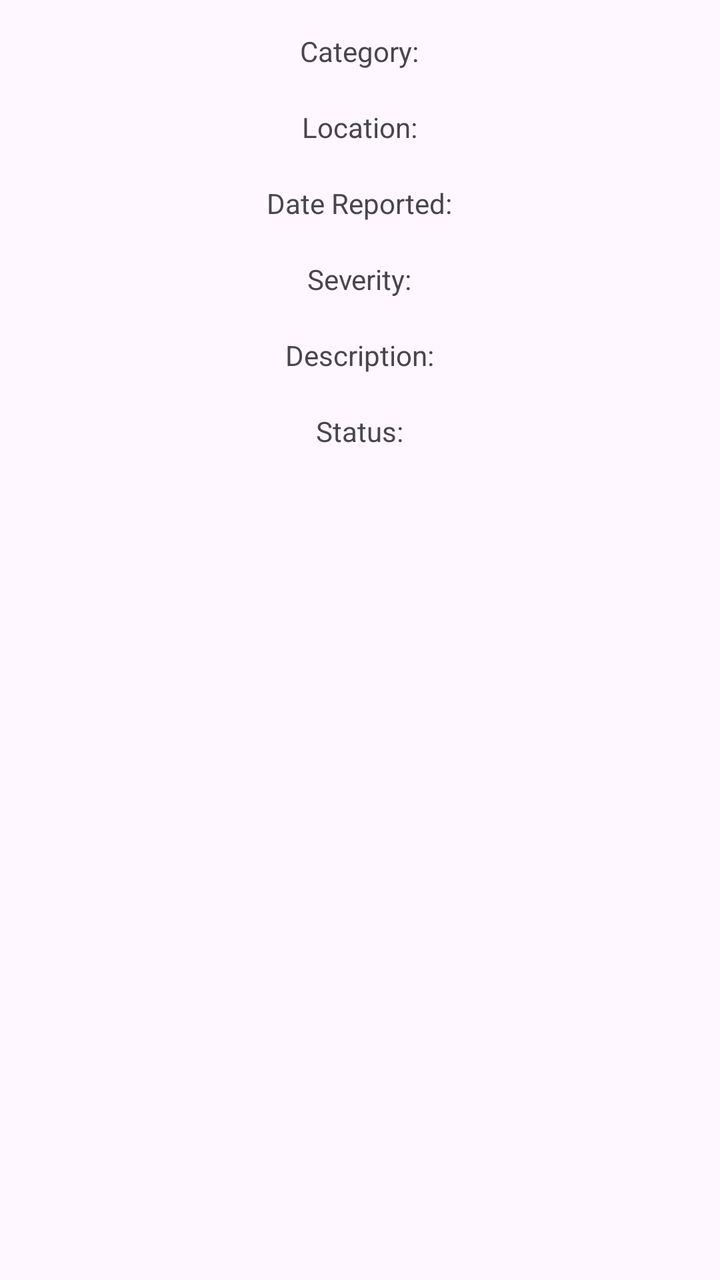
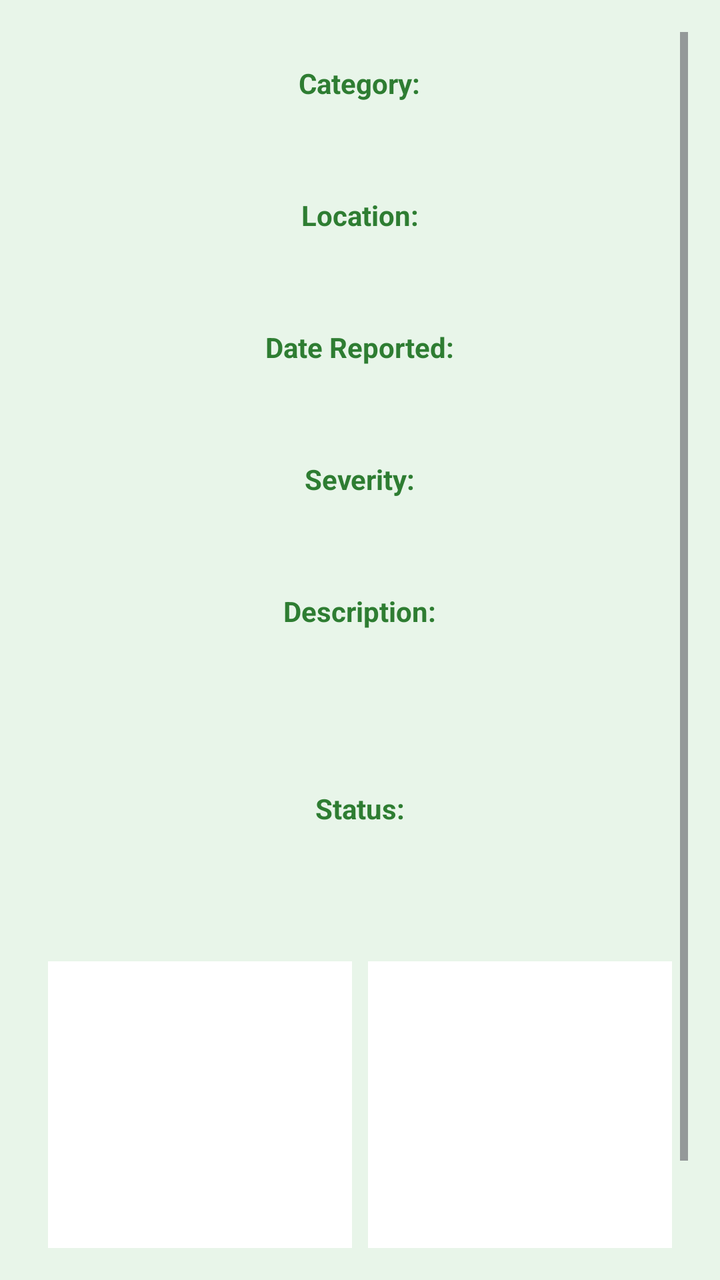

Before-and-after screenshots of an Android layout around one commit, followed by the original layout XML and the change that was made.
<!-- AndroidManifest.xml: application theme Theme.GreenAwareMobile -->
<!-- res/layout/activity_report_details.xml -->
<ScrollView xmlns:android="http://schemas.android.com/apk/res/android"
    android:layout_width="match_parent"
    android:layout_height="match_parent"
    android:padding="16dp">

    <LinearLayout
        android:orientation="vertical"
        android:layout_width="match_parent"
        android:layout_height="wrap_content"
        android:gravity="center_horizontal">

        <TextView
            android:text="Category:"
            android:layout_width="wrap_content"
            android:layout_height="wrap_content"/>
        <TextView
            android:id="@+id/tvCategory"
            android:layout_width="wrap_content"
            android:layout_height="wrap_content"/>

        <TextView
            android:text="Location:"
            android:layout_width="wrap_content"
            android:layout_height="wrap_content" />

        <TextView
            android:id="@+id/tvLocation"
            android:layout_width="match_parent"
            android:layout_height="wrap_content" />

        <TextView
            android:text="Date Reported:"
            android:layout_width="wrap_content"
            android:layout_height="wrap_content" />

        <TextView
            android:id="@+id/tvDateReported"
            android:layout_width="match_parent"
            android:layout_height="wrap_content" />

        <TextView
            android:text="Severity:"
            android:layout_width="wrap_content"
            android:layout_height="wrap_content" />

        <TextView
            android:id="@+id/tvSeverity"
            android:layout_width="match_parent"
            android:layout_height="wrap_content" />

        <TextView
            android:text="Description:"
            android:layout_width="wrap_content"
            android:layout_height="wrap_content" />
        <TextView
            android:id="@+id/tvDescription"
            android:layout_width="match_parent"
            android:layout_height="wrap_content" />

        <TextView
            android:text="Status:"
            android:layout_width="wrap_content"
            android:layout_height="wrap_content" />

        <TextView
            android:id="@+id/tvStatus"
            android:layout_width="match_parent"
            android:layout_height="wrap_content" />

        <LinearLayout
            android:layout_width="match_parent"
            android:layout_height="wrap_content"
            android:orientation="horizontal"
            android:gravity="center"
            android:layout_marginTop="16dp">

            <ImageView
                android:id="@+id/imgUserPhoto"
                android:layout_width="150dp"
                android:layout_height="150dp"
                android:layout_marginEnd="8dp"
                android:scaleType="centerCrop"/>

            <ImageView
                android:id="@+id/imgFinalPhoto"
                android:layout_width="150dp"
                android:layout_height="150dp"
                android:scaleType="centerCrop"/>
        </LinearLayout>
    </LinearLayout>
</ScrollView>
<!-- resources referenced by this layout -->
<resources>
  <style name="Theme.GreenAwareMobile" parent="Base.Theme.GreenAwareMobile" />
  <style name="Base.Theme.GreenAwareMobile" parent="Theme.Material3.DayNight.NoActionBar">
          
          
      </style>
</resources>

<!-- the commit's change to res/layout/activity_report_details.xml (unified diff, before → after) -->
@@ -1,91 +1,183 @@
 <ScrollView xmlns:android="http://schemas.android.com/apk/res/android"
     android:layout_width="match_parent"
     android:layout_height="match_parent"
+    android:background="#E8F5E9"
     android:padding="16dp">
 
     <LinearLayout
         android:orientation="vertical"
         android:layout_width="match_parent"
         android:layout_height="wrap_content"
-        android:gravity="center_horizontal">
+        android:gravity="center_horizontal"
+        android:padding="8dp">
 
+        
         <TextView
             android:text="Category:"
+            android:textColor="#2E7D32"
+            android:textStyle="bold"
+            android:layout_width="wrap_content"
+            android:layout_height="wrap_content"
+            android:layout_marginTop="8dp"/>
+        <TextView
+            android:id="@+id/tvCategory"
+            android:textColor="#2E7D32"
+            android:layout_width="wrap_content"
+            android:layout_height="wrap_content"
+            android:layout_marginBottom="12dp"
+            android:padding="8dp"
+            android:background="#E8F5E9"
+            android:textAlignment="center"/>
+
+        
+        <TextView
+            android:text="Location:"
+            android:textColor="#2E7D32"
+            android:textStyle="bold"
             android:layout_width="wrap_content"
             android:layout_height="wrap_content"/>
         <TextView
-            android:id="@+id/tvCategory"
+            android:id="@+id/tvLocation"
+            android:textColor="#2E7D32"
+            android:layout_width="match_parent"
+            android:layout_height="wrap_content"
+            android:layout_marginBottom="12dp"
+            android:padding="8dp"
+            android:background="#E8F5E9"
+            android:textAlignment="center"/>
+
+        
+        <TextView
+            android:text="Date Reported:"
+            android:textColor="#2E7D32"
+            android:textStyle="bold"
             android:layout_width="wrap_content"
             android:layout_height="wrap_content"/>
-
-        <TextView
-            android:text="Location:"
-            android:layout_width="wrap_content"
-            android:layout_height="wrap_content" />
-
-        <TextView
-            android:id="@+id/tvLocation"
-            android:layout_width="match_parent"
-            android:layout_height="wrap_content" />
-
-        <TextView
-            android:text="Date Reported:"
-            android:layout_width="wrap_content"
-            android:layout_height="wrap_content" />
-
         <TextView
             android:id="@+id/tvDateReported"
+            android:textColor="#2E7D32"
             android:layout_width="match_parent"
-            android:layout_height="wrap_content" />
+            android:layout_height="wrap_content"
+            android:layout_marginBottom="12dp"
+            android:padding="8dp"
+            android:background="#E8F5E9"
+            android:textAlignment="center"/>
 
+        
         <TextView
             android:text="Severity:"
+            android:textColor="#2E7D32"
+            android:textStyle="bold"
             android:layout_width="wrap_content"
-            android:layout_height="wrap_content" />
-
+            android:layout_height="wrap_content"/>
         <TextView
             android:id="@+id/tvSeverity"
+            android:textColor="#2E7D32"
             android:layout_width="match_parent"
-            android:layout_height="wrap_content" />
+            android:layout_height="wrap_content"
+            android:layout_marginBottom="12dp"
+            android:textStyle="bold"
+            android:padding="8dp"
+            android:background="#E8F5E9"
+            android:textAlignment="center"/>
 
+        
         <TextView
             android:text="Description:"
+            android:textColor="#2E7D32"
+            android:textStyle="bold"
             android:layout_width="wrap_content"
-            android:layout_height="wrap_content" />
+            android:layout_height="wrap_content"/>
         <TextView
             android:id="@+id/tvDescription"
+            android:textColor="#2E7D32"
             android:layout_width="match_parent"
-            android:layout_height="wrap_content" />
+            android:layout_height="wrap_content"
+            android:layout_marginBottom="12dp"
+            android:padding="8dp"
+            android:minLines="3"
+            android:background="#E8F5E9"
+            android:textAlignment="center"/>
 
+        
         <TextView
             android:text="Status:"
+            android:textColor="#2E7D32"
+            android:textStyle="bold"
             android:layout_width="wrap_content"
-            android:layout_height="wrap_content" />
-
+            android:layout_height="wrap_content"
+            android:textAlignment="center"/>
         <TextView
             android:id="@+id/tvStatus"
+            android:textColor="#2E7D32"
+            android:textStyle="bold"
             android:layout_width="match_parent"
-            android:layout_height="wrap_content" />
+            android:layout_height="wrap_content"
+            android:layout_marginBottom="16dp"
+            android:padding="8dp"
+            android:background="#E8F5E9"
+            android:textAlignment="center"/>
 
+        
         <LinearLayout
             android:layout_width="match_parent"
             android:layout_height="wrap_content"
             android:orientation="horizontal"
             android:gravity="center"
-            android:layout_marginTop="16dp">
+            android:layout_marginTop="16dp"
+            android:layout_marginBottom="24dp"
+            android:weightSum="2">
 
-            <ImageView
-                android:id="@+id/imgUserPhoto"
-                android:layout_width="150dp"
-                android:layout_height="150dp"
-                android:layout_marginEnd="8dp"
-                android:scaleType="centerCrop"/>
+            
+            <LinearLayout
+                android:layout_width="0dp"
+                android:layout_height="wrap_content"
+                android:layout_weight="1"
+                android:orientation="vertical"
+                android:gravity="center">
 
-            <ImageView
-                android:id="@+id/imgFinalPhoto"
-                android:layout_width="150dp"
-                android:layout_height="150dp"
-                android:scaleType="centerCrop"/>
+                <ImageView
+                    android:id="@+id/imgUserPhoto"
+                    android:layout_width="match_parent"
+                    android:layout_height="150dp"
+                    android:scaleType="centerCrop"
+                    android:background="#FFFFFF"
+                    android:elevation="4dp"/>
+
+                <TextView
+                    android:layout_width="wrap_content"
+                    android:layout_height="wrap_content"
+                    android:text="Before"
+                    android:textColor="#555555"
+                    android:textStyle="bold"
+                    android:layout_marginTop="8dp"/>
+            </LinearLayout>
+
+            
+            <LinearLayout
+                android:layout_width="0dp"
+                android:layout_height="wrap_content"
+                android:layout_weight="1"
+                android:orientation="vertical"
+                android:gravity="center"
+                android:layout_marginStart="8dp">
+
+                <ImageView
+                    android:id="@+id/imgFinalPhoto"
+                    android:layout_width="match_parent"
+                    android:layout_height="150dp"
+                    android:scaleType="centerCrop"
+                    android:background="#FFFFFF"
+                    android:elevation="4dp"/>
+
+                <TextView
+                    android:layout_width="wrap_content"
+                    android:layout_height="wrap_content"
+                    android:text="After"
+                    android:textColor="#2E7D32"
+                    android:textStyle="bold"
+                    android:layout_marginTop="8dp"/>
+            </LinearLayout>
         </LinearLayout>
     </LinearLayout>
 </ScrollView>
<!-- resource entries referenced after the edit -->
@@ -4,6 +4,13 @@
   <style name="Base.Theme.GreenAwareMobile" parent="Theme.Material3.DayNight.NoActionBar">
           
           
+          <item name="materialCalendarTheme">@style/GreenCalendarTheme</item>
+      </style>
+  <style name="GreenCalendarTheme" parent="ThemeOverlay.Material3.MaterialCalendar">
+          <item name="colorPrimary">#2E7D32</item>
+          <item name="colorOnPrimary">#FFFFFF</item>
+          <item name="colorSurface">#FFFFFF</item>
+          <item name="colorOnSurface">#2E7D32</item>
       </style>
 </resources>
 
